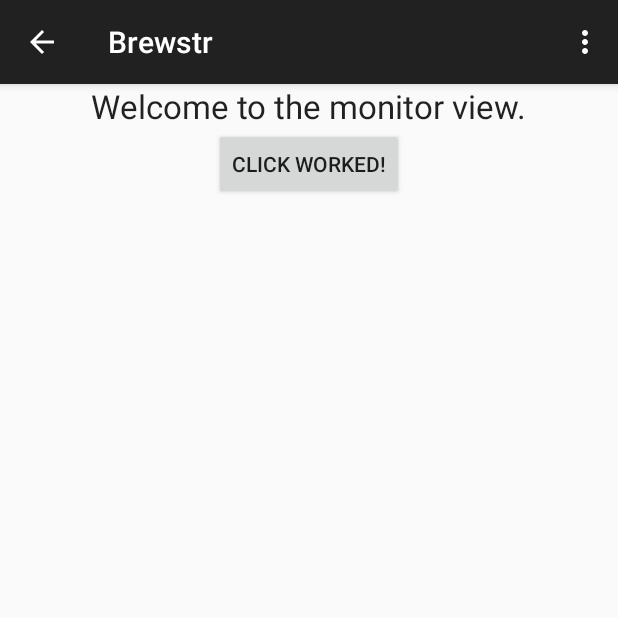
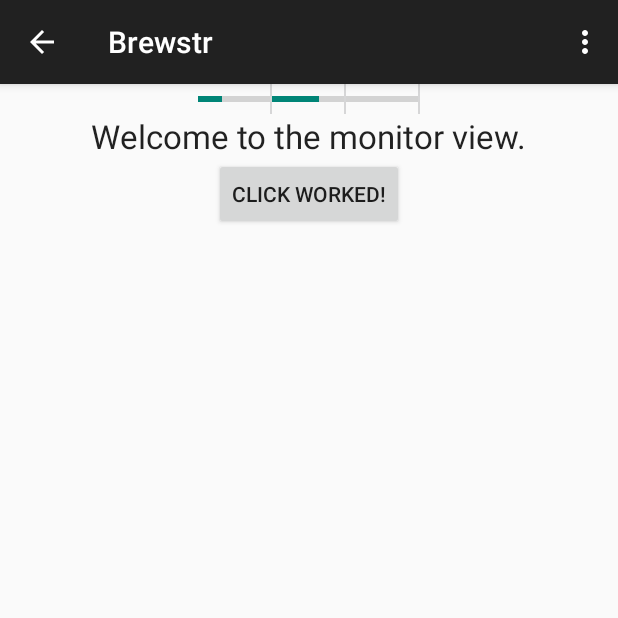
Before and after one commit to Jeremy-Thompson/Brewstr, an Android app: the fragment Monitor_Fragment placed in its activity, after a tap on "MONITOR", on a phone screen of 412 x 824 dp, the top half of it. Run offline under Robolectric (Android 15) with nearby library versions, the phone set to English and light mode, and no system bars; 2 statements that could not run were skipped.

Commit message:
Add three stage progress bar - time based progress - progress based on user action

```diff
--- a/app/src/main/java/com/solutions/brewstr/Monitor_Fragment.java
+++ b/app/src/main/java/com/solutions/brewstr/Monitor_Fragment.java
@@ -7,6 +7,7 @@ import android.view.LayoutInflater;
 import android.view.View;
 import android.view.ViewGroup;
 import android.widget.Button;
+import android.widget.ProgressBar;
 
 /**
  * Created by jeremy on 2016-01-08.
@@ -14,17 +15,53 @@ import android.widget.Button;
 public class Monitor_Fragment extends Fragment implements View.OnClickListener {
     View rootview;
     Button monitorButton;
+    ProgressBar mashingProgressBar;
+    ProgressBar boilingProgressBar;
+    ProgressBar fermentationProgressBar;
+    int count = 0;
 
     @Override
     public View onCreateView(LayoutInflater inflater, @Nullable ViewGroup container, @Nullable Bundle savedInstanceState) {
         rootview = inflater.inflate(R.layout.monitor_view,container,false);
         monitorButton = (Button) rootview.findViewById(R.id.monitorButton);
         monitorButton.setOnClickListener(this);
+        mashingProgressBar = (ProgressBar) rootview.findViewById(R.id.mashing);
+        mashingProgressBar.setMax(100);
+        mashingProgressBar.setProgress(0);
+
+        boilingProgressBar = (ProgressBar) rootview.findViewById(R.id.boiling);
+        boilingProgressBar.setProgress(0);
+
+        fermentationProgressBar = (ProgressBar) rootview.findViewById(R.id.fermentation);
         return rootview;
     }
     @Override
     public void onClick(View v) {
         //YOUR CODE HERE
         monitorButton.setText("CLICK WORKED!");
+        count++;
+        mashingProgressBar.setProgress(Math.round(count*100/3));
+
+        final int totalProgressTime = 100;
+        final Thread t = new Thread() {
+            @Override
+            public void run() {
+                int jumpTime = 0;
+
+                while(jumpTime < totalProgressTime) {
+                    try {
+                        sleep(200);
+                        jumpTime += 5;
+                        boilingProgressBar.setProgress(jumpTime);
+                    }
+                    catch (InterruptedException e) {
+                        // TODO Auto-generated catch block
+                        e.printStackTrace();
+                    }
+                }
+            }
+        };
+        t.start();
     }
+
 }
--- a/app/src/main/res/layout/monitor_view.xml
+++ b/app/src/main/res/layout/monitor_view.xml
@@ -2,6 +2,53 @@
 <LinearLayout xmlns:android="http://schemas.android.com/apk/res/android"
     android:orientation="vertical" android:layout_width="match_parent"
     android:layout_height="match_parent">
+
+    <GridLayout
+        android:layout_width="wrap_content"
+        android:layout_height="20dp"
+        android:layout_gravity="center">
+
+            <LinearLayout
+                android:layout_width="wrap_content"
+                android:layout_height="match_parent">
+
+                <ProgressBar
+                    android:id="@+id/mashing"
+                    android:layout_width="wrap_content"
+                    android:layout_height="match_parent"
+                    android:progress="33"
+                    style="?android:attr/progressBarStyleHorizontal"/>
+            </LinearLayout>
+
+            <View
+                android:layout_height="match_parent"
+                android:layout_width="1dp"
+                android:background="@color/white"/>
+
+            <ProgressBar
+                android:id="@+id/boiling"
+                android:layout_width="wrap_content"
+                android:layout_height="match_parent"
+                android:progress="5"
+                style="?android:attr/progressBarStyleHorizontal"/>
+            <View
+                android:layout_height="match_parent"
+                android:layout_width="1dp"
+                android:background="@color/white"/>
+            <ProgressBar
+                android:id="@+id/fermentation"
+                android:layout_width="wrap_content"
+                android:layout_height="match_parent"
+
+                style="?android:attr/progressBarStyleHorizontal"
+                />
+            <View
+                android:layout_height="match_parent"
+                android:layout_width="1dp"
+                android:background="@color/white"/>
+    </GridLayout>
+
+
 
     <TextView
         android:layout_width="wrap_content"
--- /dev/null
+++ b/app/src/main/res/values/colours.xml
@@ -0,0 +1,2 @@
+<?xml version="1.0" encoding="utf-8"?>
+<resources></resources>
```
Also changed, not shown: app/src/main/res/drawable/progress_drawable.xml (added, +44 -0 lines).
